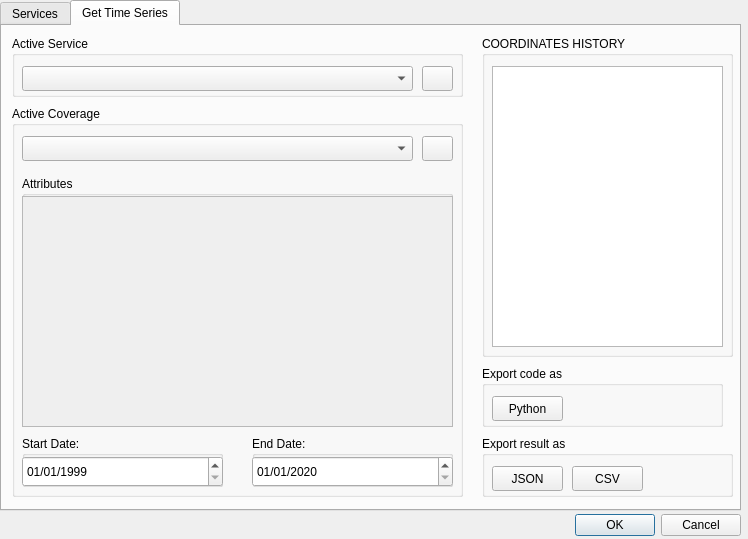
Qt form wtss_plugin/wtss_qgis_dialog_base.ui (brazil-data-cube/wtss-qgis) before a commit.
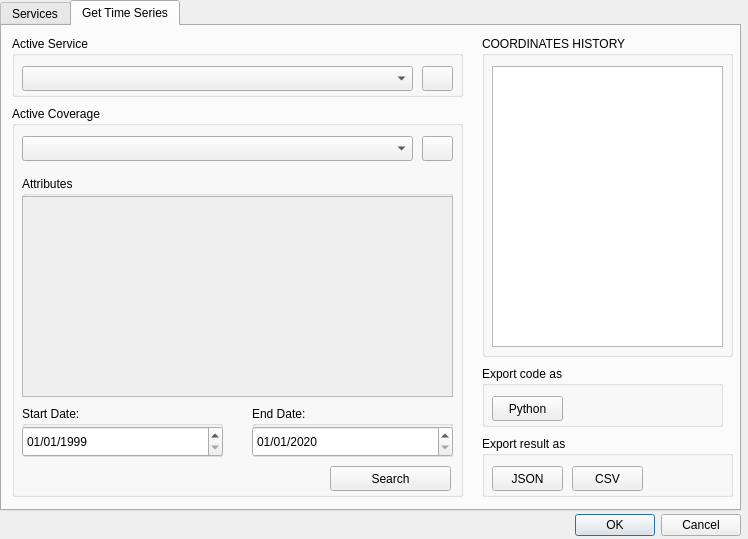
The same form after that commit. The open tabs and pages were chosen to show the change.

Commit message: [#41] Adding token control on code

Patch:
```diff
--- a/wtss_plugin/wtss_qgis_dialog_base.ui
+++ b/wtss_plugin/wtss_qgis_dialog_base.ui
@@ -22,9 +22,9 @@
   <widget class="QDialogButtonBox" name="dialogButtonBox">
    <property name="geometry">
     <rect>
-     <x>10</x>
+     <x>0</x>
      <y>510</y>
-     <width>731</width>
+     <width>741</width>
      <height>31</height>
     </rect>
    </property>
@@ -265,7 +265,7 @@
         <x>10</x>
         <y>70</y>
         <width>431</width>
-        <height>251</height>
+        <height>221</height>
        </rect>
       </property>
       <property name="title">
@@ -277,7 +277,7 @@
          <x>0</x>
          <y>20</y>
          <width>431</width>
-         <height>231</height>
+         <height>201</height>
         </rect>
        </property>
        <property name="widgetResizable">
@@ -289,7 +289,7 @@
           <x>0</x>
           <y>0</y>
           <width>429</width>
-          <height>229</height>
+          <height>199</height>
          </rect>
         </property>
        </widget>
@@ -299,7 +299,7 @@
       <property name="geometry">
        <rect>
         <x>10</x>
-        <y>330</y>
+        <y>300</y>
         <width>201</width>
         <height>51</height>
        </rect>
@@ -335,7 +335,7 @@
       <property name="geometry">
        <rect>
         <x>240</x>
-        <y>330</y>
+        <y>300</y>
         <width>201</width>
         <height>51</height>
        </rect>
@@ -390,6 +390,28 @@
        <string/>
       </property>
      </widget>
+     <widget class="QPushButton" name="search_button">
+      <property name="enabled">
+       <bool>true</bool>
+      </property>
+      <property name="geometry">
+       <rect>
+        <x>318</x>
+        <y>360</y>
+        <width>121</width>
+        <height>25</height>
+       </rect>
+      </property>
+      <property name="text">
+       <string>Search</string>
+      </property>
+      <property name="checkable">
+       <bool>false</bool>
+      </property>
+      <property name="flat">
+       <bool>false</bool>
+      </property>
+     </widget>
     </widget>
     <widget class="QGroupBox" name="services_group">
      <property name="geometry">
```
Left out of the diff: 28 changed lines with no effect on the pictures. The commit also changes 2 other files.
